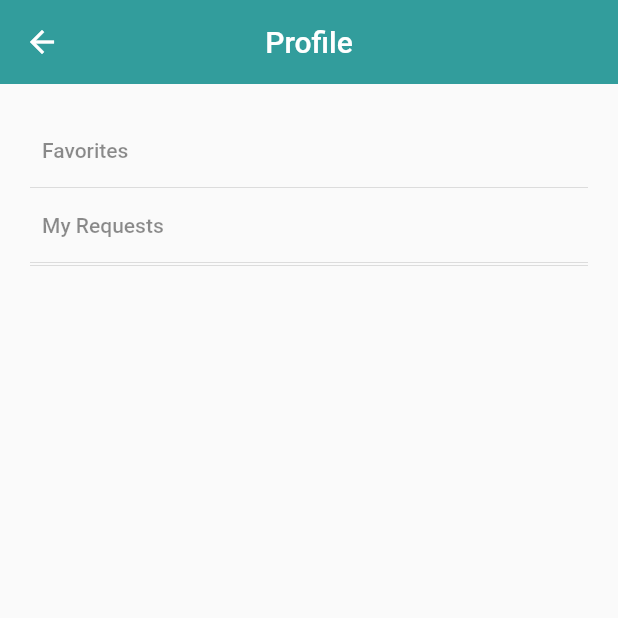
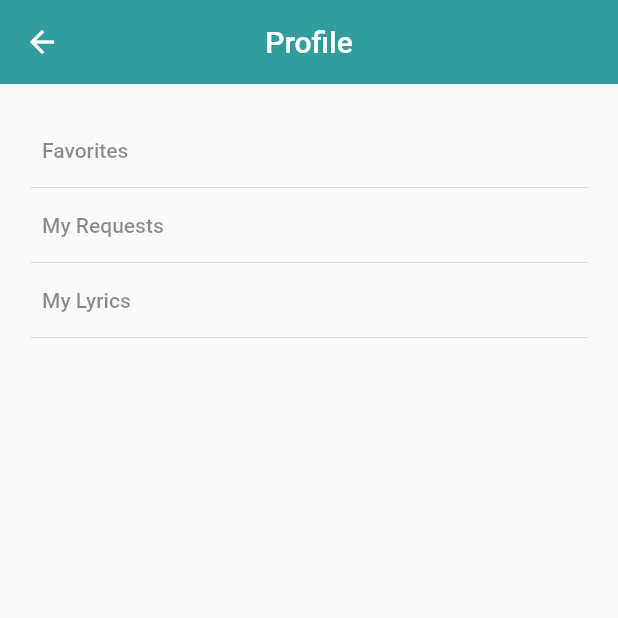
Before and after one commit to alazar-w/LyricsAppMobile, a Flutter app: the ProfilePage screen opened by its route, on a phone screen of 412 x 824 dp, the top half of it. Run offline on Flutter 3.47's test engine with Material 2 defaults, Android fonts, the phone set to English and light mode, and no system bars; our stand-ins replace email_validator, equatable, flutter_bloc, flutter_spinkit, fluttertoast, shared_preferences; accounts and stored records are empty; network calls fail.

Commit message:
add lyrics crud

```diff
--- a/lib/blocs/lyricsbloc/lyricsEvent.dart
+++ b/lib/blocs/lyricsbloc/lyricsEvent.dart
@@ -17,5 +17,26 @@ class CreateLyricsEvent extends LyricsEvents{
 
 }
 class GetAllLyrics extends LyricsEvents{
+}
+
+class GetMyLyrics extends LyricsEvents{
+}
+
+class DeleteMyLyrics extends LyricsEvents{
+  final int lyricsId;
+  DeleteMyLyrics({@required this.lyricsId}):assert(lyricsId!=null);
+
+  @override
+  // TODO: implement props
+  List<Object> get props => [lyricsId];
+}
+
+class UpdateMyLyrics extends LyricsEvents{
+  final Lyrics lyrics;
+  UpdateMyLyrics({@required this.lyrics}):assert(lyrics!=null);
+
+  @override
+  // TODO: implement props
+  List<Object> get props => [lyrics];
 
 }
--- /dev/null
+++ b/lib/blocs/lyricsbloc/lyricsb.dart
@@ -0,0 +1,3 @@
+export 'lyricsbloc.dart';
+export 'lyricsevent.dart';
+export 'lyricsstate.dart';
--- a/lib/blocs/lyricsbloc/lyricsstate.dart
+++ b/lib/blocs/lyricsbloc/lyricsstate.dart
@@ -33,3 +33,30 @@ class LyricsFailedState extends LyricsState{
   // TODO: implement props
   List<Object> get props => [errorMessage];
 }
+
+
+class GetMyLyricsBusyState extends LyricsState{}
+class GetMyLyricsSuccessState extends LyricsState{
+  final List<Lyrics> lyricss;
+  GetMyLyricsSuccessState({@required this.lyricss}):assert(lyricss!=null);
+
+  @override
+  // TODO: implement props
+  List<Object> get props => [lyricss];
+}
+class GetMyLyricsFailedState extends LyricsState{}
+
+class UpdateMyLyricsBusyState extends LyricsState{}
+class UpdateMyLyricsSuccessState extends LyricsState{
+
+  final Lyrics lyrics;
+  UpdateMyLyricsSuccessState({@required this.lyrics}):assert(lyrics!=null);
+
+  @override
+  // TODO: implement props
+  List<Object> get props => [lyrics];
+}
+class UpdateMyLyricsFailedState extends LyricsState{}
+
+class DeleteMyLyricsSuccesState extends LyricsState{}
+class DeleteMyLyricsFailedState extends LyricsState{}
--- a/lib/data_provider/LyricsDataProvider.dart
+++ b/lib/data_provider/LyricsDataProvider.dart
@@ -14,6 +14,36 @@ class LyricsDataProvider extends BaseDataProvider{
   final LocalHelper localHelper;
 
   LyricsDataProvider({@required this.httpClient, @required this.localHelper}):assert(httpClient!=null);
+  Future<List<Lyrics>> getMyLyrics() async {
+    //the await keyword to get the completed result of an asynchronous expression. The await keyword only works within an async function.
+    var response = await httpClient.get('$baseUrl/userlyrics/${localHelper.getUser().id}', headers: {HttpHeaders.authorizationHeader: "Bearer ${localHelper.getUser().token}"});
+    List<Lyrics> lyrics = new List<Lyrics>();
+
+    //Manual JSON decoding refers to using the built-in JSON decoder in dart:convert.
+    //It involves passing the raw JSON string to the jsonDecode() function, and then looking up the values you need in the resulting Map<String, dynamic>.
+    List<dynamic> rawData = jsonDecode(response.body)["data"];
+    rawData.forEach((element) {
+      lyrics.add(Lyrics.fromJson(element));
+    });
+    // for(int i = 0; i < rawData.length; i++){
+    //   lyrics.add(Lyricslyrics.fromJson(rawData[i]));
+    // }
+    print(lyrics);
+    return lyrics;
+  }
+
+  Future<Lyrics> updateMyLyrics({Lyrics lyrics}) async {
+    var response = await httpClient.post('$baseUrl/lyrics/${lyrics.id}', body: {
+      "music_name": lyrics.musicName,
+      "artist_name": lyrics.artistName,
+      "lyrics":lyrics.lyrics,
+      "url": lyrics.url,
+      "_method": "PUT",
+    },headers: {HttpHeaders.authorizationHeader: "Bearer ${localHelper.getUser().token}"});
+    print(response.body);
+    Lyrics lyric = Lyrics.fromJson(jsonDecode(response.body)["data"]);
+    return lyric;
+  }
 
   Future<Lyrics> CreateLyrics(Lyrics lyrics) async{
     print("name: ${lyrics.artistName}");
@@ -71,5 +101,14 @@ class LyricsDataProvider extends BaseDataProvider{
     }
   }
 
+  Future<void> deleteLyrics({int lyricsId}) async {
+    var response = await httpClient.delete('$baseUrl/lyrics/$lyricsId', headers: {HttpHeaders.authorizationHeader: "Bearer ${localHelper.getUser().token}"});
+    if(response.statusCode == 200){
+      return null;
+    }else{
+      throw Exception("Failed deleting lyrics lyrics");
+    }
+  }
+
 
 }
--- a/lib/main.dart
+++ b/lib/main.dart
@@ -2,7 +2,6 @@ import 'package:dalvic_lyrics_sharing_app/blocs/authenticationbloc/authenticatio
 import 'package:dalvic_lyrics_sharing_app/blocs/homepagebloc/homepagebloc.dart';
 import 'package:dalvic_lyrics_sharing_app/blocs/lyricsbloc/lyricsbloc.dart';
 import 'package:dalvic_lyrics_sharing_app/blocs/authenticationbloc/authenticationevent.dart';
-import 'package:dalvic_lyrics_sharing_app/blocs/authenticationbloc/authenticationstate.dart';
 import 'package:dalvic_lyrics_sharing_app/blocs/lyricsrequestbloc/lyricsrequest.dart';
 import 'package:dalvic_lyrics_sharing_app/blocs/signinbloc/signinbloc.dart';
 import 'package:dalvic_lyrics_sharing_app/blocs/signupbloc/signup.dart';
@@ -16,12 +15,12 @@ import 'package:dalvic_lyrics_sharing_app/repository/lyricsrequestrepository.dar
 import 'package:dalvic_lyrics_sharing_app/screens/lyricsrequestspage.dart';
 import 'package:dalvic_lyrics_sharing_app/repository/lyricsRepository.dart';
 import 'package:dalvic_lyrics_sharing_app/repository/signinrepository.dart';
+import 'package:dalvic_lyrics_sharing_app/screens/mylyricspage.dart';
 import 'package:flutter_bloc/flutter_bloc.dart';
 import 'package:http/http.dart' as http;
 import 'package:shared_preferences/shared_preferences.dart';
 import 'screens/screens.dart';
 import 'package:flutter/material.dart';
-import 'package:http/http.dart' as http;
 
 void main() async {
   WidgetsFlutterBinding.ensureInitialized();
@@ -80,6 +79,8 @@ class MyApp extends StatelessWidget {
         '/addrequest': (context) => AddRequestPage(),
         '/profile': (context) => ProfilePage(),
         '/lyricsrequests': (context) => LyricsRequestsPage(),
+        '/mylyrics':(context)=>MyLyricsPage(),
+
       },
       onGenerateRoute: (settings){
         if(settings.name == LyricsPage.routeName){
--- a/lib/repository/lyricsRepository.dart
+++ b/lib/repository/lyricsRepository.dart
@@ -13,4 +13,16 @@ class LyricsRepository {
   Future<List<Lyrics>> GetLyrics() async {
     return await dataProvider.getLyrics();
   }
+
+  Future<List<Lyrics>> getMyLyrics() async {
+    return await dataProvider.getMyLyrics();
+  }
+
+  Future<Lyrics> updateMyLyrics({Lyrics lyrics}) async {
+    return await dataProvider.updateMyLyrics(lyrics: lyrics);
+  }
+
+  Future<void> deleteLyrics({int lyricsId}) async {
+    return await dataProvider.deleteLyrics(lyricsId: lyricsId);
+  }
 }
--- a/lib/screens/addlyricspage.dart
+++ b/lib/screens/addlyricspage.dart
@@ -1,6 +1,4 @@
-import 'package:dalvic_lyrics_sharing_app/blocs/lyricsbloc/lyricsEvent.dart';
-import 'package:dalvic_lyrics_sharing_app/blocs/lyricsbloc/lyricsbloc.dart';
-import 'package:dalvic_lyrics_sharing_app/blocs/lyricsbloc/lyricsstate.dart';
+import 'package:dalvic_lyrics_sharing_app/blocs/lyricsbloc/lyricsb.dart';
 import 'package:dalvic_lyrics_sharing_app/helper/constants.dart';
 import 'package:dalvic_lyrics_sharing_app/models/Lyrics.dart';
 import 'package:flutter/material.dart';
--- a/lib/screens/profilepage.dart
+++ b/lib/screens/profilepage.dart
@@ -1,4 +1,6 @@
+import 'package:dalvic_lyrics_sharing_app/blocs/lyricsbloc/lyricsb.dart';
 import 'package:flutter/material.dart';
+import 'package:flutter_bloc/flutter_bloc.dart';
 
 class ProfilePage extends StatelessWidget{
   @override
@@ -27,6 +29,10 @@ class ProfilePage extends StatelessWidget{
              color: Colors.black12,
              height: 2,
            ),
+           TextButton(onPressed: (){
+             BlocProvider.of<LyricsBloc>(context).add(GetMyLyrics());
+             Navigator.of(context).pushNamed('/mylyrics');
+           }, child: Text('My Lyrics', style: TextStyle(color: Colors.black45),)),
            Divider(
              color: Colors.black12,
              height: 2,
```
Also changed, not shown: lib/blocs/lyricsbloc/lyricsbloc.dart (+31 -2 lines), lib/screens/editlyricspage.dart (added, +250 -0 lines), lib/screens/editrequestpage.dart (+6 -5 lines), lib/screens/mylyricspage.dart (added, +112 -0 lines).
